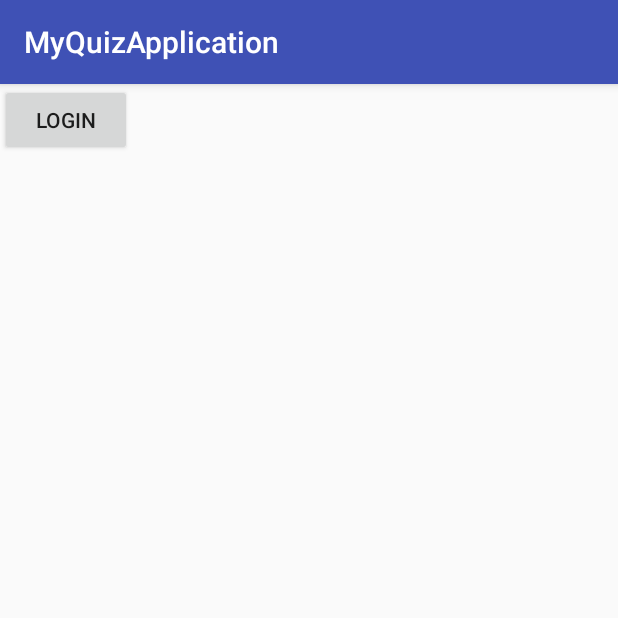
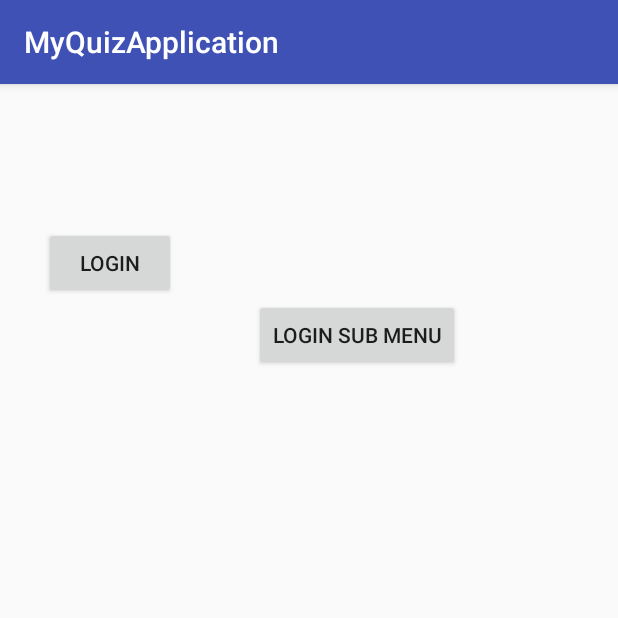
Before and after one commit to chintakawijetunga/MyQuizApplication, an Android app: the LoginMenu screen opened directly, with no data from a screen before it, on a phone screen of 412 x 824 dp, the top half of it. Run offline under Robolectric (Android 15) with nearby library versions, the phone set to English and light mode, and no system bars.

Commit message:
Creating Sub Menu Testing

```diff
--- a/app/src/main/AndroidManifest.xml
+++ b/app/src/main/AndroidManifest.xml
@@ -17,7 +17,8 @@
             </intent-filter>
         </activity>
         <activity android:name=".LoginMenu" />
-        <activity android:name=".MainMenu"></activity>
+        <activity android:name=".MainMenu" />
+        <activity android:name=".MainSubMenu"></activity>
     </application>
 
 </manifest>
--- a/app/src/main/java/com/example/chwtlk/myquizapplication/LoginMenu.java
+++ b/app/src/main/java/com/example/chwtlk/myquizapplication/LoginMenu.java
@@ -14,14 +14,18 @@ public class LoginMenu extends AppCompatActivity{
         setContentView(R.layout.activity_login_menu);
 
         Button buttonLogin = (Button) findViewById(R.id.buttonLogin);
-
         buttonLogin.setOnClickListener(new View.OnClickListener() {
-
             @Override
             public void onClick(View v) {
+                startActivity(new Intent(getApplicationContext(),MainMenu.class));
+            }
+        });
 
-                startActivity(new Intent(getApplicationContext(),MainMenu.class));
-
+        buttonLogin = (Button) findViewById(R.id.buttonSubMenu);
+        buttonLogin.setOnClickListener(new View.OnClickListener() {
+            @Override
+            public void onClick(View v) {
+                startActivity(new Intent(getApplicationContext(),MainSubMenu.class));
             }
         });
     }
--- a/app/src/main/res/layout/activity_login_menu.xml
+++ b/app/src/main/res/layout/activity_login_menu.xml
@@ -6,12 +6,35 @@
     android:layout_height="match_parent"
     tools:context="com.example.chwtlk.myquizapplication.LoginMenu">
 
+    <RelativeLayout
+        android:layout_width="386dp"
+        android:layout_height="475dp"
+        tools:layout_editor_absoluteX="16dp"
+        tools:layout_editor_absoluteY="-3dp">
+
+        <Button
+            android:id="@+id/buttonSubMenu"
+            android:layout_width="wrap_content"
+            android:layout_height="wrap_content"
+            android:layout_below="@+id/buttonLogin"
+            android:layout_marginStart="52dp"
+            android:layout_toEndOf="@+id/buttonLogin"
+            android:text="Login Sub Menu"
+            tools:layout_editor_absoluteX="148dp"
+            tools:layout_editor_absoluteY="278dp" />
+
         <Button
             android:id="@+id/buttonLogin"
             android:layout_width="wrap_content"
             android:layout_height="wrap_content"
+            android:layout_marginStart="29dp"
+            android:layout_marginTop="95dp"
             android:onClick="OnClick"
             android:text="Login"
-        tools:layout_editor_absoluteX="146dp"
-        tools:layout_editor_absoluteY="176dp" />
+            tools:layout_editor_absoluteX="132dp"
+            tools:layout_editor_absoluteY="31dp"
+            android:layout_alignParentTop="true"
+            android:layout_alignParentStart="true" />
+    </RelativeLayout>
+
 </android.support.constraint.ConstraintLayout>
```
Also changed, not shown: app/src/main/java/com/example/chwtlk/myquizapplication/MainSubMenu.java (added, +13 -0 lines), app/src/main/res/layout/activity_main_sub_menu.xml (added, +16 -0 lines). Lines whose indentation alone changed are shown as unchanged.
